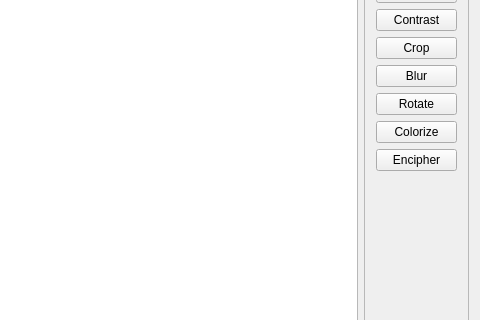
CervecerosCodigo/CCIMP, file src/gui/mainwindow.ui: the form before one commit; both pictures show x 800 to 1280 and y 90 to 410 of the 1280 by 720 pixel window.
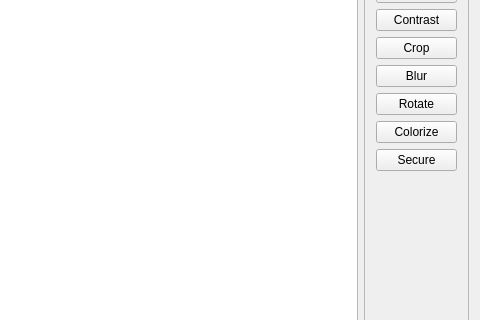
The form after the commit. Icons and pictures are not drawn.

```diff
--- a/src/gui/mainwindow.ui
+++ b/src/gui/mainwindow.ui
@@ -206,7 +206,7 @@
                </sizepolicy>
               </property>
               <property name="text">
-               <string>Encipher</string>
+               <string>Secure</string>
               </property>
              </widget>
             </item>
```
